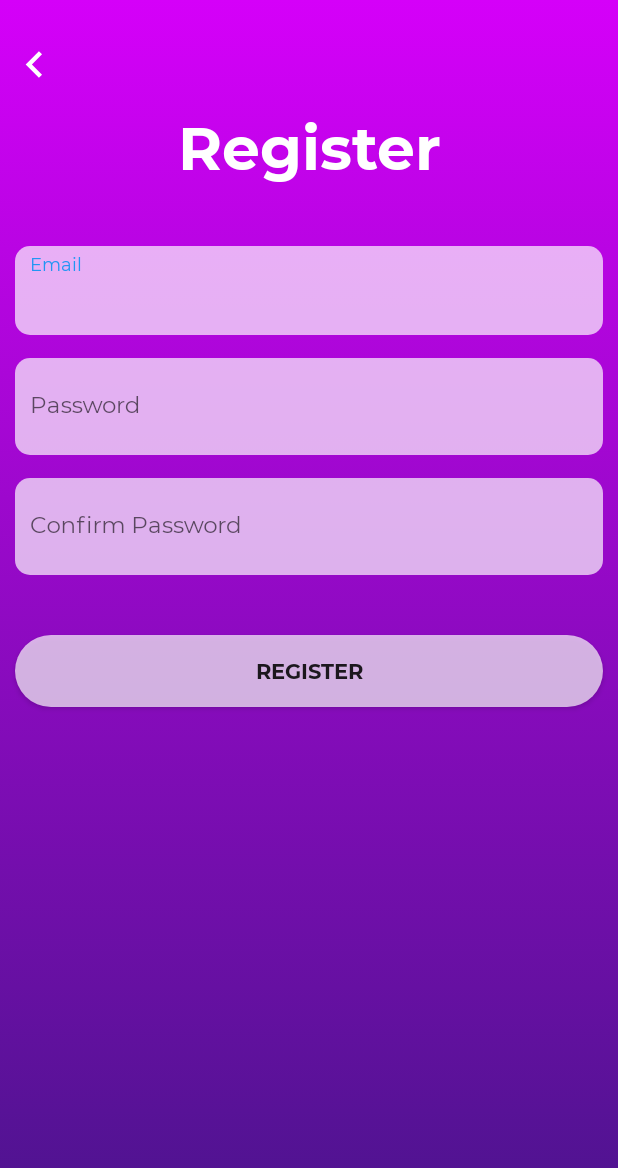
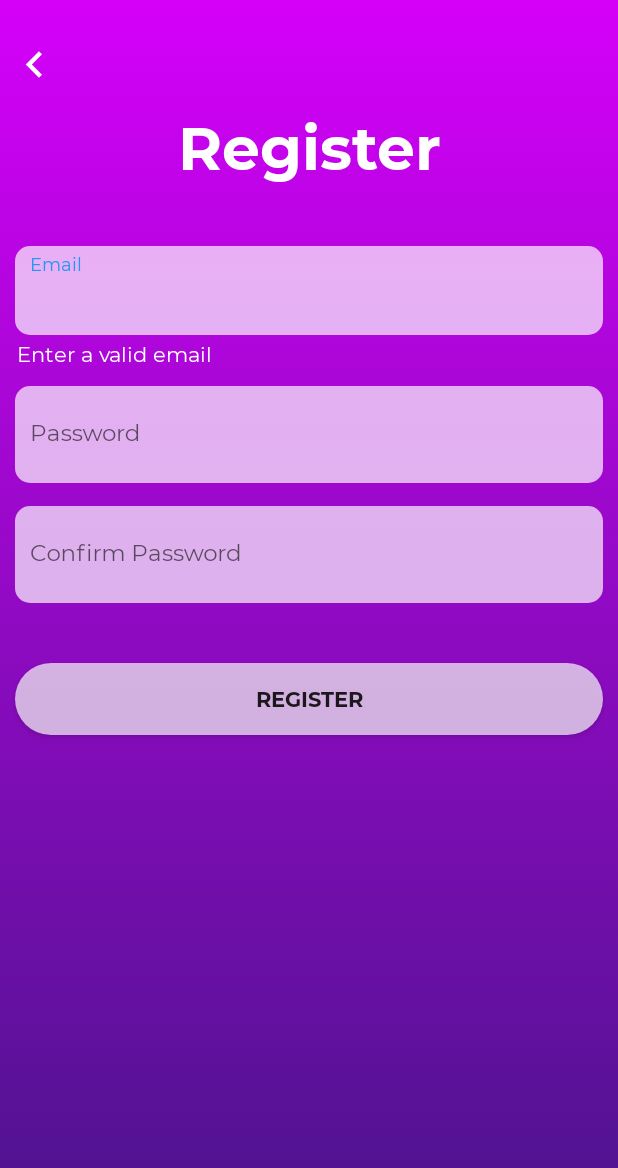
Before and after one commit to rigelglen/Limelight-Android, an Android app: the RegisterActivity screen opened directly, with no data from a screen before it, after a tap on "REGISTER", on a phone screen of 412 x 824 dp. Shown: the top 1168 px of the screen. Run offline under Robolectric (Android 15) with nearby library versions, the phone set to English and light mode, and no system bars.

Commit message:
added error messages to register activity, input preprocessing

```diff
--- a/app/build.gradle
+++ b/app/build.gradle
@@ -31,6 +31,8 @@ dependencies {
     implementation 'com.squareup.retrofit2:retrofit:2.4.0'
     implementation 'com.squareup.retrofit2:converter-gson:2.4.0'
     implementation 'com.squareup.okhttp3:logging-interceptor:3.14.0'
+
+
     testImplementation 'junit:junit:4.12'
     androidTestImplementation 'com.android.support.test:runner:1.0.2'
     androidTestImplementation 'com.android.support.test.espresso:espresso-core:3.0.2'
--- a/app/src/main/java/com/limelight/limelight/activities/RegisterActivity.java
+++ b/app/src/main/java/com/limelight/limelight/activities/RegisterActivity.java
@@ -6,14 +6,17 @@ import android.content.Intent;
 import android.content.SharedPreferences;
 import android.graphics.drawable.AnimationDrawable;
 import android.support.annotation.NonNull;
+import android.support.design.widget.TextInputEditText;
 import android.support.v7.app.AppCompatActivity;
 import android.os.Bundle;
 import android.util.Log;
+import android.view.View;
 import android.view.Window;
 import android.view.WindowManager;
 import android.widget.Button;
 import android.widget.ImageButton;
 import android.widget.RelativeLayout;
+import android.widget.TextView;
 import android.widget.Toast;
 
 import com.limelight.limelight.R;
@@ -25,6 +28,7 @@ import com.google.gson.GsonBuilder;
 
 import java.io.IOException;
 import java.util.HashMap;
+import java.util.regex.Pattern;
 
 import okhttp3.OkHttpClient;
 import okhttp3.logging.HttpLoggingInterceptor;
@@ -39,13 +43,21 @@ public class RegisterActivity extends AppCompatActivity {
     private Button userRegisterButton;
     private SharedPreferences sharedPref;
     private SharedPreferences.Editor editor;
-    public static final String BASE_URL = "http://192.168.137.60:4000";
+    public static final String BASE_URL = "http://192.168.43.200:4000";
     private Api api;
 
     @Override
     protected void onCreate(Bundle savedInstanceState) {
         super.onCreate(savedInstanceState);
         setContentView(R.layout.activity_register);
+
+        TextView usernameErrorText = findViewById(R.id.usernameErrorText);
+        TextView passwordErrorText = findViewById(R.id.passwordErrorText);
+        usernameErrorText.setVisibility(View.GONE);
+        passwordErrorText.setVisibility(View.GONE);
+
+
+
         Window w = getWindow();
         w.setFlags(WindowManager.LayoutParams.FLAG_LAYOUT_NO_LIMITS, WindowManager.LayoutParams.FLAG_LAYOUT_NO_LIMITS);
 
@@ -62,11 +74,15 @@ public class RegisterActivity extends AppCompatActivity {
         //End of animation code
         ImageButton userLoginBtn = findViewById(R.id.back_btn);
 
+
+        //button to go back to the login screen
         userLoginBtn.setOnClickListener(v -> {
             Intent i = new Intent(RegisterActivity.this, LoginActivity.class);
             startActivity(i);
             finish();
         });
+
+
 
         HttpLoggingInterceptor logging = new HttpLoggingInterceptor();
         logging.setLevel(HttpLoggingInterceptor.Level.BODY);
@@ -82,11 +98,31 @@ public class RegisterActivity extends AppCompatActivity {
 
 
         userRegisterButton = findViewById(R.id.userRegisterButton);
+
+
         userRegisterButton.setOnClickListener(v -> {
+
+            usernameErrorText.setVisibility(View.GONE);
+            passwordErrorText.setVisibility(View.GONE);
+            //validation of user credentials
+            TextInputEditText userName = findViewById(R.id.userName);
+            TextInputEditText userPassword = findViewById(R.id.userPassword);
+            TextInputEditText confirmUserPassword = findViewById(R.id.confirmUserPassword);
+
+            String user = userName.getText().toString().trim();
+            HashMap<String, String> map = new HashMap<>();
+
+            if (user != null && !user.isEmpty() && isValid(user)) {
+                String pass = userPassword.getText().toString();
+                String pass2 = confirmUserPassword.getText().toString();
+                if (pass != null && !pass.isEmpty() && pass2 != null && !pass2.isEmpty()) {
+                    if (pass.equals(pass2)) {
+                        if (pass.length() >=6) {
+                            map.put("email", user);
+                            map.put("password", pass);
+
                             userRegisterButton.setEnabled(false);
-            HashMap<String, String> map = new HashMap<>();
-            map.put("email", "rigelglenaoa@gmail.com");
-            map.put("password", "123456");
+
                             Call<User> call = api.registerUser(map);
                             call.enqueue(new Callback<User>() {
                                 @Override
@@ -99,6 +135,11 @@ public class RegisterActivity extends AppCompatActivity {
                                         editor = sharedPref.edit();
                                         editor.putString("token", token);
                                         editor.apply();
+                                        //successful Registration hence go to Main activity
+                                        Intent i = new Intent(RegisterActivity.this, MainActivity.class);
+                                        startActivity(i);
+                                        finish();
+
                                     } else if (response.errorBody() != null) {
                                         Gson gson = new GsonBuilder().create();
                                         ErrorModel mErrorModel;
@@ -126,10 +167,42 @@ public class RegisterActivity extends AppCompatActivity {
 
                             });
 
+                        } else {
+                            //passwords lengths are less than 8
+                            Toast.makeText(getApplicationContext(), "Password<8", Toast.LENGTH_LONG).show();
+                            passwordErrorText.setText(R.string.pass_length_err);
+                            passwordErrorText.setVisibility(View.VISIBLE);
+                        }
+                    } else {
+                        //passwords do not match
+                        //Toast.makeText(getApplicationContext(), "pass!=pass2", Toast.LENGTH_LONG).show();
+                        passwordErrorText.setText(R.string.pass_mismatch);
+                        passwordErrorText.setVisibility(View.VISIBLE);
+
+                    }
+                } else {
+                    passwordErrorText.setVisibility(View.VISIBLE);
+                }
+            } else {
+                usernameErrorText.setVisibility(View.VISIBLE);
+            }
+
 
         });
 
 
+    }
+
+    public static boolean isValid(String email) {
+        String emailRegex = "^[a-zA-Z0-9_+&*-]+(?:\\." +
+                "[a-zA-Z0-9_+&*-]+)*@" +
+                "(?:[a-zA-Z0-9-]+\\.)+[a-z" +
+                "A-Z]{2,7}$";
+
+        Pattern pat = Pattern.compile(emailRegex);
+        if (email == null)
+            return false;
+        return pat.matcher(email).matches();
     }
 
     public static void setWindowFlag(Activity activity, final int bits, boolean on) {
--- a/app/src/main/res/layout/activity_register.xml
+++ b/app/src/main/res/layout/activity_register.xml
@@ -54,7 +54,7 @@
                 android:layout_height="wrap_content"
                 android:layout_marginLeft="10dp"
                 android:layout_marginRight="10dp"
-                android:layout_marginBottom="15dp"
+                android:layout_marginBottom="3dp"
                 android:background="@drawable/round_edit_text"
                 android:paddingTop="5dp"
                 android:paddingBottom="17dp">
@@ -73,15 +73,28 @@
 
             </android.support.design.widget.TextInputLayout>
 
+            <TextView
+                android:id="@+id/usernameErrorText"
+                android:layout_width="match_parent"
+                android:layout_height="wrap_content"
+                android:layout_below="@id/usernameWrapper"
+                android:textColor="@color/color_white"
+                android:layout_marginLeft="11dp"
+                android:layout_marginRight="10dp"
+                android:textSize="14sp"
+                android:text="@string/enter_valid_email"
+                />
+
 
             <android.support.design.widget.TextInputLayout
                 android:id="@+id/passwordWrapper"
                 android:layout_width="match_parent"
                 android:layout_height="wrap_content"
-                android:layout_below="@+id/usernameWrapper"
+                android:layout_below="@+id/usernameErrorText"
                 android:layout_marginLeft="10dp"
                 android:layout_marginRight="10dp"
                 android:layout_marginBottom="15dp"
+                android:layout_marginTop="12dp"
                 android:background="@drawable/round_edit_text"
                 android:paddingTop="5dp"
                 android:paddingBottom="17dp">
@@ -127,17 +140,23 @@
 
             </android.support.design.widget.TextInputLayout>
 
-            <LinearLayout
-                android:id="@+id/buttonContainer"
+            <TextView
+                android:id="@+id/passwordErrorText"
                 android:layout_width="match_parent"
                 android:layout_height="wrap_content"
-                android:layout_below="@+id/confirmPasswordWrapper"
-                android:orientation="vertical">
+                android:layout_below="@id/confirmPasswordWrapper"
+                android:textColor="@color/color_white"
+                android:layout_marginLeft="11dp"
+                android:layout_marginRight="10dp"
+                android:textSize="14sp"
+                android:text="@string/enter_valid_pass"
+                />
 
                 <Button
                     android:id="@+id/userRegisterButton"
                     android:layout_width="match_parent"
                     android:layout_height="wrap_content"
+                    android:layout_below="@+id/passwordErrorText"
                     android:layout_marginLeft="10dp"
                     android:layout_marginTop="40dp"
                     android:layout_marginRight="10dp"
@@ -147,30 +166,7 @@
                     android:text="@string/register"
                     android:textStyle="bold" />
 
-                <!--<TextView-->
-                <!--android:layout_width="match_parent"-->
-                <!--android:layout_height="wrap_content"-->
-                <!--android:text="@string/already_have_account"-->
-                <!--android:layout_marginStart="20dp"-->
-                <!--android:layout_marginEnd="20dp"-->
-                <!--android:layout_marginTop="20dp"-->
-                <!--android:layout_marginBottom="10dp"-->
-                <!--android:gravity="center"-->
-                <!--android:textColor="@color/color_white"-->
-                <!--android:textSize="17sp"-->
-                <!--/>-->
 
-                <!--<Button-->
-                <!--android:id="@+id/userLoginBtn"-->
-                <!--android:layout_marginTop="20dp"-->
-                <!--android:layout_width="match_parent"-->
-                <!--android:layout_height="wrap_content"-->
-                <!--android:layout_margin="10dp"-->
-                <!--android:padding="10dp"-->
-                <!--android:background="@drawable/round_button"-->
-                <!--android:textStyle="bold"-->
-                <!--android:text="@string/login"/>-->
-            </LinearLayout>
 
         </RelativeLayout>
 
--- a/app/src/main/res/values/strings.xml
+++ b/app/src/main/res/values/strings.xml
@@ -12,4 +12,8 @@
     <string name="confirm_password">Confirm Password</string>
     <string name="splash_image_desc">Limelight Logo</string>
     <string name="back_button_desc">Back Button</string>
+    <string name="enter_valid_email">Enter a valid email</string>
+    <string name="enter_valid_pass">Enter a valid password</string>
+    <string name="pass_mismatch">The passwords do not match</string>
+    <string name="pass_length_err">Password must contain 6 or more characters</string>
 </resources>
```
Lines whose indentation alone changed are shown as unchanged.
